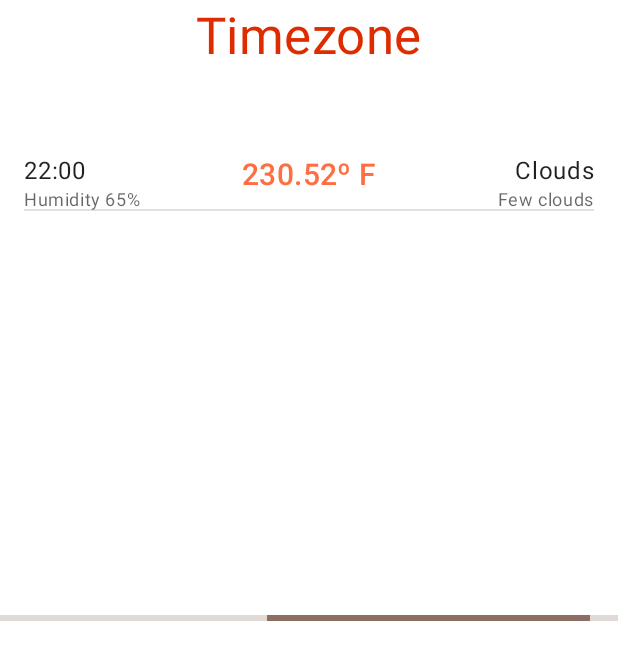
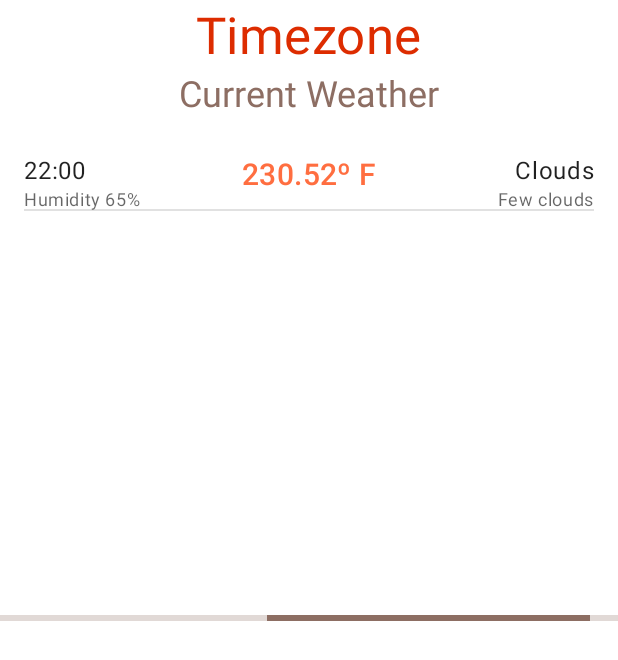
Before and after one commit to eboccalari/android-kotlin-weather, an Android app: the layout activity_main.xml on its own in the app's theme, with its tools: preview values and no code run, on a phone screen of 412 x 824 dp. Shown: the top 660 px of the screen. Run offline under Robolectric (Android 15) with nearby library versions, the phone set to English and light mode, and no system bars.

Commit message:
data bindings views

```diff
--- a/app/src/main/res/layout/activity_main.xml
+++ b/app/src/main/res/layout/activity_main.xml
@@ -5,6 +5,7 @@
     xmlns:tools="http://schemas.android.com/tools">
 
     <data>
+        <import type="com.github.eboccalari.weather.common.utils.CommonUtils"/>
         <variable
             name="viewModel"
             type="com.github.eboccalari.weather.mainModule.viewmodel.MainViewModel" />
@@ -20,7 +21,7 @@
             android:layout_width="wrap_content"
             android:layout_height="wrap_content"
             tools:text="Timezone"
-            android:text="@{String.valueOf(viewModel.result.timezone)}"
+            android:text="@{String.valueOf(viewModel.result.name)}"
             android:textAppearance="?attr/textAppearanceHeadline4"
             android:textColor="?attr/colorSecondaryVariant"
             app:layout_constraintStart_toStartOf="parent"
@@ -31,7 +32,8 @@
             android:id="@+id/tvCurrentTitle"
             android:layout_width="wrap_content"
             android:layout_height="wrap_content"
-            android:text="@{@string/current_weather(viewModel.result.name)}"
+            android:text="@string/current_weather"
+            app:isGone="@{!viewModel.loaded}"
             android:textAppearance="?attr/textAppearanceHeadline5"
             android:textColor="?attr/colorPrimary"
             app:layout_constraintStart_toStartOf="parent"
@@ -52,7 +54,7 @@
                 android:layout_width="wrap_content"
                 android:layout_height="wrap_content"
                 tools:text="230.52º F"
-                android:text="@{String.valueOf(viewModel.result.main.temp)}"
+                android:text="@{@string/weather_temp(viewModel.result.main.temp)}"
                 android:textAppearance="?attr/textAppearanceHeadline6"
                 android:textColor="?attr/colorSecondary"
                 android:layout_margin="@dimen/margin_min_default"
@@ -65,7 +67,7 @@
                 android:layout_width="wrap_content"
                 android:layout_height="wrap_content"
                 tools:text="22:00"
-                android:text="@{String.valueOf(viewModel.result.dt)}"
+                android:text="@{@string/weather_dt(CommonUtils.INSTANCE.getHour(viewModel.result.dt))}"
                 android:textAppearance="?attr/textAppearanceBody1"
                 app:layout_constraintStart_toStartOf="parent"
                 app:layout_constraintTop_toTopOf="@id/tvTemp" />
@@ -75,7 +77,7 @@
                 android:layout_width="wrap_content"
                 android:layout_height="wrap_content"
                 tools:text="Humidity 65%"
-                android:text="@{String.valueOf(viewModel.result.main.humidity)}"
+                android:text="@{@string/weather_humidity(viewModel.result.main.humidity)}"
                 android:textAppearance="?attr/textAppearanceCaption"
                 app:layout_constraintStart_toStartOf="parent"
                 app:layout_constraintTop_toBottomOf="@id/tvDatetime" />
@@ -85,7 +87,7 @@
                 android:layout_width="wrap_content"
                 android:layout_height="wrap_content"
                 tools:text="Clouds"
-                android:text="@{viewModel.result.weather[0].main}"
+                android:text="@{CommonUtils.INSTANCE.getWeatherMain(viewModel.result.weather)}"
                 android:textAppearance="?attr/textAppearanceBody1"
                 app:layout_constraintEnd_toEndOf="parent"
                 app:layout_constraintTop_toTopOf="@id/tvTemp" />
@@ -95,7 +97,7 @@
                 android:layout_width="wrap_content"
                 android:layout_height="wrap_content"
                 tools:text="Few clouds"
-                android:text="@{viewModel.result.weather[0].description}"
+                android:text="@{CommonUtils.INSTANCE.getWeatherDescription(viewModel.result.weather)}"
                 android:textAppearance="?attr/textAppearanceCaption"
                 app:layout_constraintEnd_toEndOf="parent"
                 app:layout_constraintTop_toBottomOf="@id/tvMain" />
@@ -115,6 +117,7 @@
             android:layout_width="wrap_content"
             android:layout_height="wrap_content"
             android:indeterminate="true"
+            app:isGone="@{viewModel.loaded}"
             app:layout_constraintStart_toStartOf="parent"
             app:layout_constraintEnd_toEndOf="parent"
             app:layout_constraintTop_toTopOf="parent"
--- a/app/src/main/res/values/strings.xml
+++ b/app/src/main/res/values/strings.xml
@@ -1,5 +1,9 @@
 <resources>
     <string name="app_name">Weather</string>
     <string name="main_server_error">Ocurrió un error en el servidor</string>
-    <string name="current_weather">Current Weather: %s</string>
+    <string name="current_weather">Current Weather</string>
+    <string name="weather_temp">%.2f ºC</string>
+    <string name="weather_dt">Hour: %s</string>
+    <string name="weather_humidity">Humidity %d%%</string>
+
 </resources>
```
Also changed, not shown: app/src/main/java/com/github/eboccalari/weather/common/adapters/WeatherBindingAdapters.kt (added, +9 -0 lines), app/src/main/java/com/github/eboccalari/weather/common/utils/CommonUtils.kt (added, +22 -0 lines).
